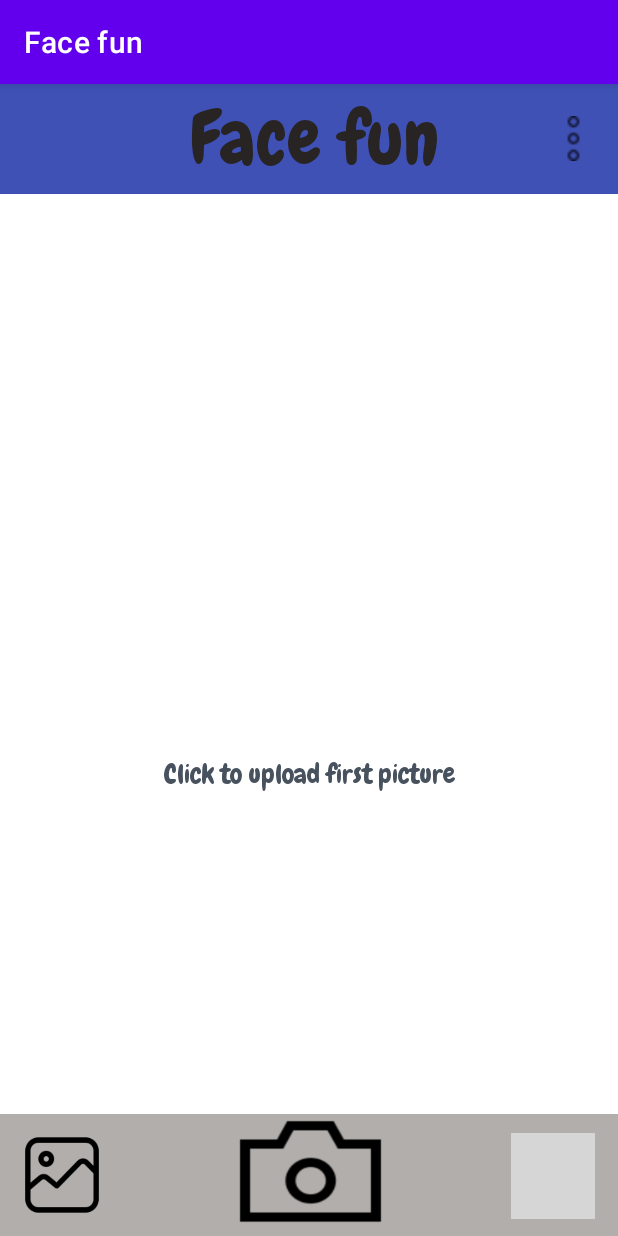
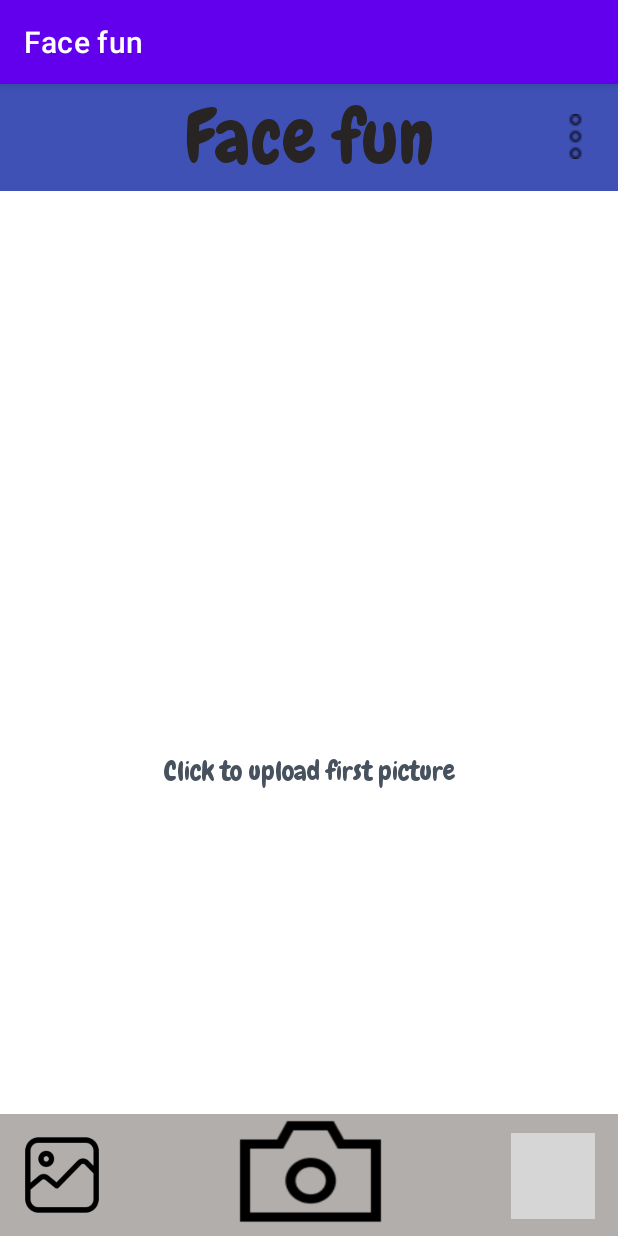
Before and after one commit to fozbolt/Face_fun, an Android app: the UploadPhoto screen opened directly, with no data from a screen before it, on a phone screen of 412 x 824 dp. Run offline under Robolectric (Android 15) with nearby library versions, the phone set to English and light mode, and no system bars; grey boxes are pictures that could not be loaded.

Commit message:
small fixes

```diff
--- a/app/src/main/res/layout/activity_upload_photo.xml
+++ b/app/src/main/res/layout/activity_upload_photo.xml
@@ -8,8 +8,8 @@
 
     <LinearLayout
         android:id="@+id/LinearLayout_Header"
-        android:layout_width="428dp"
-        android:layout_height="73dp"
+        android:layout_width="412dp"
+        android:layout_height="71dp"
         android:background="#3F51B5"
         android:gravity="center"
         android:orientation="vertical"
@@ -44,10 +44,10 @@
                 android:contentDescription="@string/more_icon_description"
                 app:layout_constraintBottom_toBottomOf="parent"
                 app:layout_constraintEnd_toEndOf="parent"
-                app:layout_constraintHorizontal_bias="0.789"
+                app:layout_constraintHorizontal_bias="0.955"
                 app:layout_constraintStart_toEndOf="@+id/textView_header"
                 app:layout_constraintTop_toTopOf="parent"
-                app:layout_constraintVertical_bias="0.488"
+                app:layout_constraintVertical_bias="0.487"
                 app:srcCompat="@drawable/menu" />
         </androidx.constraintlayout.widget.ConstraintLayout>
     </LinearLayout>
```
